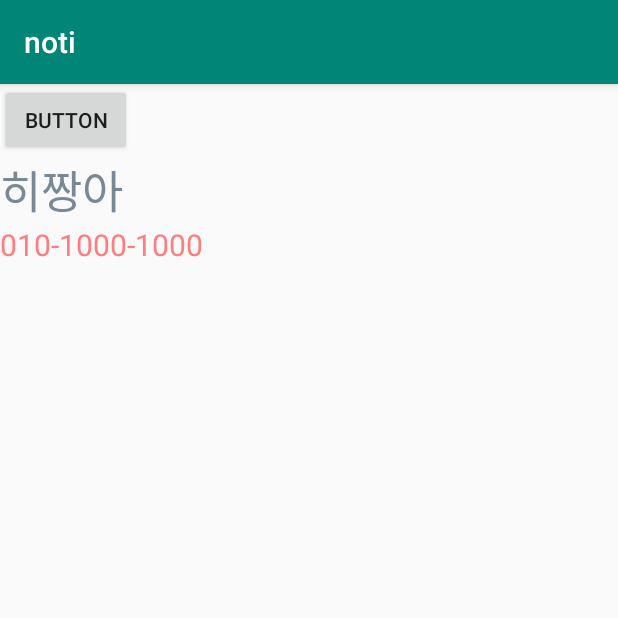
After one commit to lhc8607git/notipractice, an Android app: the Activity13 screen opened directly, with no data from a screen before it, on a phone screen of 412 x 824 dp, the top half of it. The commit adds this screen. Run offline under Robolectric (Android 15) with nearby library versions, the phone set to English and light mode, and no system bars.

Commit message:
17.리싸이클러뷰

```diff
--- a/app/src/main/AndroidManifest.xml
+++ b/app/src/main/AndroidManifest.xml
@@ -68,6 +68,8 @@
 
         <activity android:name="audiorecorder12.Activity12"/>
 
+        <activity android:name="recyclerview13.Activity13"/>
+
     </application>
 
 </manifest>
--- a/app/src/main/java/com/example/noti/notification1/MainActivity.java
+++ b/app/src/main/java/com/example/noti/notification1/MainActivity.java
@@ -31,6 +31,7 @@ import fragment5.MainFActivity;
 import mediaplayer10.Activity10;
 import nevigationdrawer7.Activity7;
 import ratingbar4.CommentWriteActivity;
+import recyclerview13.Activity13;
 import videoplayer11.Activity11;
 import viewpager6.Activity6;
 
@@ -38,7 +39,7 @@ import static android.app.Notification.EXTRA_NOTIFICATION_ID;
 
 public class MainActivity extends AppCompatActivity {
 
-    private Button btn1,btn5,btn6,btn7,btn8, btn9, btn10, btn11, btn12;
+    private Button btn1,btn5,btn6,btn7,btn8, btn9, btn10, btn11, btn12, btn13;
     private NotificationCompat.Builder builder;
 
     private RatingBar ratingBar;
@@ -144,7 +145,29 @@ public class MainActivity extends AppCompatActivity {
 
 
 
+        // 13.리싸이클러뷰
+        btn13 = findViewById(R.id.btn13);
+        btn13.setOnClickListener(new View.OnClickListener() {
+            @Override
+            public void onClick(View v) {
+                moveViewbtn13();
+            }
+        });
+
+
+
     }
+
+
+
+    // 13.리싸이클러뷰
+    private void moveViewbtn13(){
+        Intent in = new Intent(getApplicationContext(), Activity13.class);
+        startActivity(in);
+    }
+
+
+
 
 
 
--- /dev/null
+++ b/app/src/main/java/recyclerview13/Activity13.java
@@ -0,0 +1,45 @@
+package recyclerview13;
+
+import android.os.Bundle;
+import android.support.annotation.Nullable;
+import android.support.v7.app.AppCompatActivity;
+import android.support.v7.widget.LinearLayoutManager;
+import android.support.v7.widget.RecyclerView;
+import android.view.View;
+import android.widget.Toast;
+
+import com.example.noti.R;
+
+public class Activity13 extends AppCompatActivity {
+    RecyclerView recyclerView;
+    SingerAdapter adapter;
+    @Override
+    protected void onCreate(@Nullable Bundle savedInstanceState) {
+        super.onCreate(savedInstanceState);
+        setContentView(R.layout.activity13_main);
+
+        recyclerView = (RecyclerView) findViewById(R.id.recyclerView);
+
+        // 세로,가로 방향 설정
+        LinearLayoutManager layoutManager = new LinearLayoutManager(this, LinearLayoutManager.HORIZONTAL,false);
+        recyclerView.setLayoutManager(layoutManager); // 만든 레이아웃매니저를 넣어줍니다.
+
+        adapter = new SingerAdapter(getApplicationContext());
+        adapter.addItem(new SingerItem("히짱아","010-1000-1000"));
+        adapter.addItem(new SingerItem("이구아나","010-2000-2000"));
+        adapter.addItem(new SingerItem("노라조","010-3000-3000"));
+        recyclerView.setAdapter(adapter);
+
+
+        adapter.setOnItemClickListener(new SingerAdapter.OnItemClickListener() {
+            @Override
+            public void onItemClick(SingerAdapter.ViewHolder holder, View view, int position) {
+                SingerItem item = adapter.getItem(position);  // 클릭 된거
+
+                Toast.makeText(getApplicationContext(),"아이템 선택됨 : " + item.getName(), Toast.LENGTH_SHORT).show();
+            }
+        });
+
+
+    }
+}
--- /dev/null
+++ b/app/src/main/java/recyclerview13/SingerAdapter.java
@@ -0,0 +1,108 @@
+package recyclerview13;
+
+import android.content.Context;
+import android.support.annotation.NonNull;
+import android.support.v7.widget.RecyclerView;
+import android.view.LayoutInflater;
+import android.view.View;
+import android.view.ViewGroup;
+import android.widget.AdapterView;
+import android.widget.TextView;
+
+import com.example.noti.R;
+
+import java.util.ArrayList;
+
+public class SingerAdapter extends RecyclerView.Adapter<SingerAdapter.ViewHolder> {  // SingerAdapter안에 ViewHolder라는 것을 정의할려고 하기 때문에 적어주는 겁니다.
+    Context context;
+
+    ArrayList<SingerItem> items = new ArrayList<SingerItem>(); // 데이터 저장장
+
+    OnItemClickListener listener;
+
+    public static interface  OnItemClickListener{
+        public void onItemClick(ViewHolder holder, View view, int position);
+    }
+
+   public SingerAdapter(Context context){
+        this.context = context;
+    }
+
+
+    @Override
+    public int getItemCount() {
+        return items.size();
+    }
+
+    @NonNull
+    @Override
+    public ViewHolder onCreateViewHolder(@NonNull ViewGroup parent, int viewType) {
+       // itemXML 셋팅
+       LayoutInflater inflater = (LayoutInflater) context.getSystemService(Context.LAYOUT_INFLATER_SERVICE);
+       View itemView = inflater.inflate(R.layout.singer_item,parent,false);
+
+       return new ViewHolder(itemView);
+    }
+
+    @Override
+    public void onBindViewHolder(@NonNull ViewHolder viewholder, int position) {
+       SingerItem item = items.get(position);
+        viewholder.setItem(item); //viewholder가 데이터를 날 수 있게 됩니다!!★
+
+        viewholder.setOnItemClickListener(listener);
+
+    }
+
+    public void addItem(SingerItem item){
+       items.add(item);
+    }
+
+    public void additems(ArrayList<SingerItem> items){
+       this.items = items;
+    }
+
+    public SingerItem getItem(int position){
+       return items.get(position);
+    }
+
+    public void setOnItemClickListener(OnItemClickListener listener){
+       this.listener = listener;
+    }
+
+
+    static class ViewHolder extends RecyclerView.ViewHolder{  // ViewHolder는 각각의 아이템을 위한 "뷰"를 담고 있을 수가 있습니다. // 뷰가 전달이 됩니다.
+        TextView textView;
+        TextView textView2;
+
+        OnItemClickListener listener;
+
+        public ViewHolder(@NonNull View itemView) {   // ★singer_item.xml이 itemView에 들어가 있다.
+            super(itemView);
+
+            textView = (TextView) itemView.findViewById(R.id.textView);
+            textView2 = (TextView) itemView.findViewById(R.id.textView2);
+
+            itemView.setOnClickListener(new View.OnClickListener() {
+                @Override
+                public void onClick(View view) {
+                    int position = getAdapterPosition();
+
+                    if(listener != null){
+                        listener.onItemClick(ViewHolder.this, view, position);
+                    }
+                }
+            });
+        }
+
+        // 넣는거
+        public void setItem(SingerItem item){
+            textView.setText(item.getName());
+            textView2.setText(item.getMobile());
+        }
+
+        public void setOnItemClickListener(OnItemClickListener listener){
+            this.listener = listener;
+        }
+    }
+
+}
--- /dev/null
+++ b/app/src/main/java/recyclerview13/SingerItem.java
@@ -0,0 +1,28 @@
+package recyclerview13;
+
+public class SingerItem {
+
+    String name;
+    String mobile;
+
+    public SingerItem(String name, String mobile) {
+        this.name = name;
+        this.mobile = mobile;
+    }
+
+    public String getName() {
+        return name;
+    }
+
+    public void setName(String name) {
+        this.name = name;
+    }
+
+    public String getMobile() {
+        return mobile;
+    }
+
+    public void setMobile(String mobile) {
+        this.mobile = mobile;
+    }
+}
--- /dev/null
+++ b/app/src/main/res/layout/activity13_main.xml
@@ -0,0 +1,20 @@
+<?xml version="1.0" encoding="utf-8"?>
+<LinearLayout
+    xmlns:android="http://schemas.android.com/apk/res/android" android:layout_width="match_parent"
+    android:layout_height="match_parent"
+    android:orientation="vertical">
+
+    <Button
+        android:id="@+id/button"
+        android:text="Button"
+        android:layout_width="wrap_content"
+        android:layout_height="wrap_content" />
+
+    <android.support.v7.widget.RecyclerView
+        android:id="@+id/recyclerView"
+        android:layout_width="match_parent"
+        android:layout_height="match_parent">
+
+    </android.support.v7.widget.RecyclerView>
+
+</LinearLayout>
--- a/app/src/main/res/layout/activity_main.xml
+++ b/app/src/main/res/layout/activity_main.xml
@@ -175,6 +175,18 @@
                 android:layout_width="wrap_content"
                 android:layout_height="wrap_content" />
 
+
+            <TextView
+                android:textSize="15dp"
+                android:text="13.리싸이클러뷰"
+                android:layout_width="wrap_content"
+                android:layout_height="wrap_content" />
+            <Button
+                android:text="click"
+                android:id="@+id/btn13"
+                android:layout_width="wrap_content"
+                android:layout_height="wrap_content" />
+
         </LinearLayout>
 
 
--- /dev/null
+++ b/app/src/main/res/layout/singer_item.xml
@@ -0,0 +1,22 @@
+<?xml version="1.0" encoding="utf-8"?>
+<LinearLayout
+    xmlns:android="http://schemas.android.com/apk/res/android" android:layout_width="match_parent"
+    android:layout_height="match_parent"
+    android:orientation="vertical">
+
+    <TextView
+        android:id="@+id/textView"
+        android:textSize="30dp"
+        android:textColor="#788896"
+        android:layout_width="wrap_content"
+        android:layout_height="wrap_content"
+        android:text="이름" />
+
+    <TextView
+        android:id="@+id/textView2"
+        android:layout_width="wrap_content"
+        android:layout_height="wrap_content"
+        android:textColor="#FF7D7D"
+        android:textSize="20dp"
+        android:text="전화번호" />
+</LinearLayout>
```
